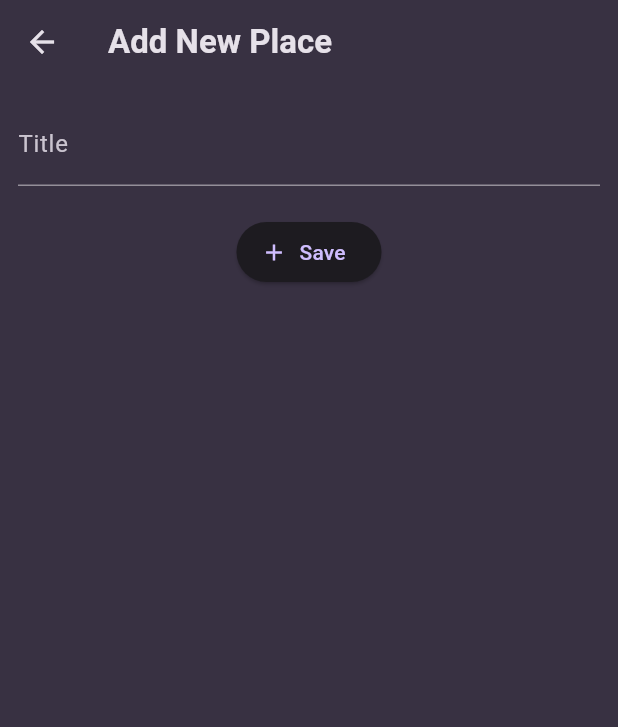
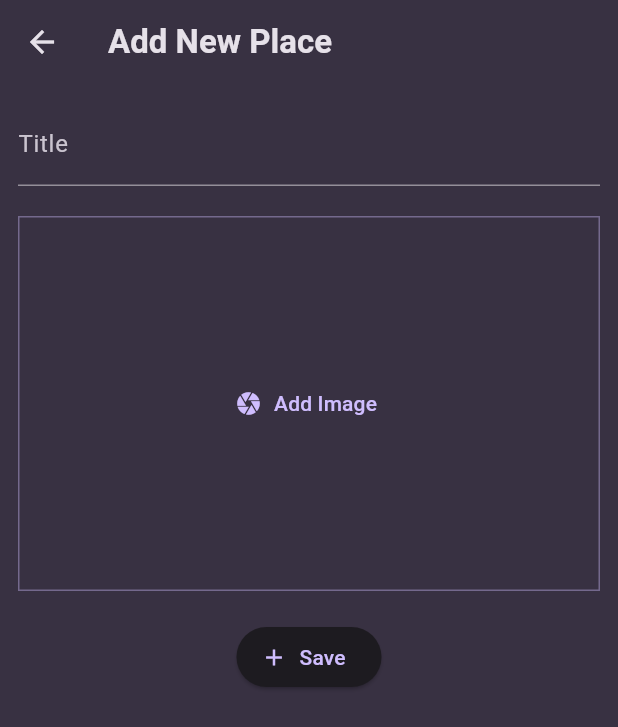
Before and after one commit to curtis-clement/places_app, a Flutter app: the AddPlaceScreen screen opened directly, on a phone screen of 412 x 824 dp. Shown: the top 727 px of the screen. Run offline on Flutter 3.47's test engine with Material 3 defaults, Android fonts, the phone set to English and light mode, and no system bars; our stand-ins replace flutter_riverpod, google_fonts.

Commit message:
setup image_input widget

```diff
--- a/lib/screens/add_place.dart
+++ b/lib/screens/add_place.dart
@@ -1,6 +1,8 @@
 import 'package:flutter/material.dart';
 import 'package:flutter_riverpod/flutter_riverpod.dart';
+
 import 'package:places_app/providers/user_places.dart';
+import 'package:places_app/widgets/image_input.dart';
 
 class AddPlaceScreen extends ConsumerStatefulWidget {
   const AddPlaceScreen({super.key});
@@ -48,6 +50,8 @@ class _AddPlaceScreenState extends ConsumerState<AddPlaceScreen> {
               ),
             ),
             const SizedBox(height: 20),
+            const ImageInput(),
+            const SizedBox(height: 20),
             ElevatedButton.icon(
               onPressed: _savePlace,
               icon: const Icon(Icons.add),
--- /dev/null
+++ b/lib/widgets/image_input.dart
@@ -0,0 +1,35 @@
+import 'package:flutter/material.dart';
+
+class ImageInput extends StatefulWidget {
+  const ImageInput({super.key});
+
+  @override
+  State<ImageInput> createState() => _ImageInputState();
+}
+
+class _ImageInputState extends State<ImageInput> {
+
+  void _takePictureHandler() {
+
+  }
+
+  @override
+  Widget build(BuildContext context) {
+    return Container(
+      decoration: BoxDecoration(
+        border: Border.all(
+          width: 1,
+          color: Theme.of(context).colorScheme.primary.withOpacity(0.4),
+        ),
+      ),
+      height: 250,
+      width: double.infinity,
+      alignment: Alignment.center,
+      child: TextButton.icon(
+        icon: const Icon(Icons.camera),
+        label: const Text('Add Image'),
+        onPressed: _takePictureHandler,
+      ),
+    );
+  }
+}
```
